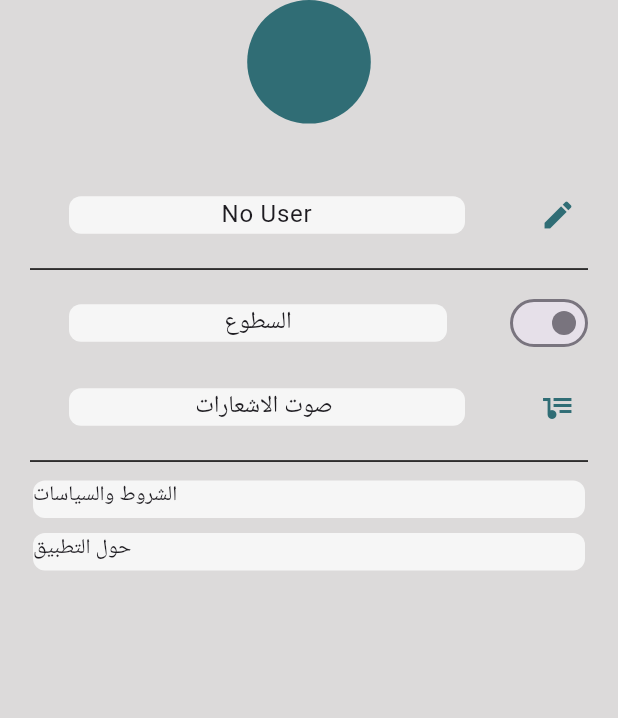
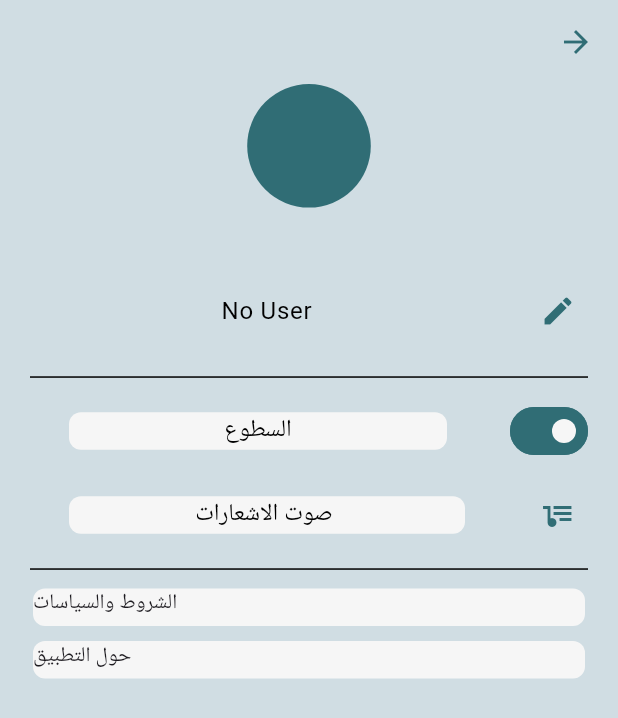
Before and after one commit to ibrahimalnagar45/MedMate, a Flutter app: the SettingsView screen opened directly, on a phone screen of 412 x 824 dp. Shown: the top 718 px of the screen. Run offline on Flutter 3.47's test engine with Material 3 defaults, Android fonts, the phone set to English and light mode, and no system bars; our stand-ins replace fl_chart, flutter_bloc, flutter_local_notifications, flutter_localization, flutter_svg, get_it and 4 more; missing offline and left inert: android_intent_plus, workmanager; accounts and stored records are empty; Roboto replaces fonts that are missing (Scada); project files that could hold a hidden picture were left out.

Commit message:
feat: Implement theming improvements; add app bar, icon button, and switch themes; update color scheme; enhance settings and user data views

```diff
--- a/lib/features/chart/data/repos/logs_repo_impl.dart
+++ b/lib/features/chart/data/repos/logs_repo_impl.dart
@@ -34,7 +34,9 @@ class LogsRepoImpl extends LogsRepo {
     List<LogModel> logs = await crud.getUserLogs(userId: userId);
     List<LogModel> todayLogs =
         logs
-            .where((log) =>    log.date.contains(DateTime.now().day.toString()))
+            .where(
+              (log) => DateTime.parse(log.date).day == (DateTime.now().day),
+            )
             .toList();
     return todayLogs;
   }
--- a/lib/features/home/presentation/views/details_view.dart
+++ b/lib/features/home/presentation/views/details_view.dart
@@ -18,6 +18,7 @@ class DetailsView extends StatelessWidget {
       appBar: CustomAppBar(
         screenName: S.current.description,
         context: context,
+        autoleading: true,
 
         // currentUser: getIt<UserCubit>().getCurrentUser(),
       ),
--- a/lib/features/home/presentation/views/widgets/custom_med_list_tile.dart
+++ b/lib/features/home/presentation/views/widgets/custom_med_list_tile.dart
@@ -99,7 +99,7 @@ class _CustomMedListTileState extends State<CustomMedListTile> {
   }
 }
 
-_medIcon(MedType medType) {
+ Widget _medIcon(MedType medType) {
   switch (medType) {
     case MedType.pill:
       return CustomMedTypeIcon(icon: ImageController.pill);
--- a/lib/features/home/presentation/views/widgets/home_view_body.dart
+++ b/lib/features/home/presentation/views/widgets/home_view_body.dart
@@ -52,7 +52,6 @@ class _HomeViewBodyState extends State<HomeViewBody> {
         ),
       ),
 
-      // backgroundColor: AppColors.grey,
       body: Padding(
         padding: const EdgeInsets.symmetric(horizontal: 10.0),
         child: BlocBuilder<MedsCubit, MedsState>(
--- a/lib/features/settings/presentaion/views/settings_view.dart
+++ b/lib/features/settings/presentaion/views/settings_view.dart
@@ -6,6 +6,14 @@ class SettingsView extends StatelessWidget {
 
   @override
   Widget build(BuildContext context) {
-    return const Scaffold(body: SafeArea(child: SettingsViewBody()));
+    return Scaffold(
+      // backgroundColor: Color(0xffD0DDE3),
+      appBar: AppBar(
+        automaticallyImplyLeading: true,
+        elevation: 0,
+        backgroundColor: Colors.transparent,
+      ),
+      body: SafeArea(child: SettingsViewBody()),
+    );
   }
 }
--- a/lib/features/settings/presentaion/views/widgets/settings_view_body.dart
+++ b/lib/features/settings/presentaion/views/widgets/settings_view_body.dart
@@ -40,6 +40,8 @@ class _SettingsViewBodyState extends State<SettingsViewBody> {
     super.initState();
   }
 
+  bool focused = false;
+
   @override
   Widget build(BuildContext context) {
     var size = MediaQuery.sizeOf(context);
@@ -55,26 +57,61 @@ class _SettingsViewBodyState extends State<SettingsViewBody> {
               radius: size.height * .05,
             ),
             SizedBox(height: size.height * .04),
+
+            // name and birthday section
             ListTile(
-              title: SettingItemWidget(
-                child: Text(
-                  '${currentUser?.name ?? 'No User'}\t\t\t\t\t\t${currentUser?.birthDayDate ?? ''} ',
-                  textAlign: TextAlign.center,
+              title: Center(
+                child: TextField(
+                  canRequestFocus: focused,
+                  autofocus: focused,
+                  selectAllOnFocus: focused,
+                  decoration: InputDecoration(
+                    border: OutlineInputBorder(borderSide: BorderSide.none),
+                    fillColor: AppColors.white,
+                    focusColor: AppColors.white,
+                    hoverColor: AppColors.white,
+                    hint: Text(
+                      '${currentUser?.name ?? 'No User'}\t\t\t\t\t\t${currentUser?.birthDayDate ?? ''} ',
+                      textAlign: TextAlign.center,
+                      style: TextStyle(color: Colors.black),
+                    ),
+                  ),
                 ),
               ),
               leading: IconButton(
                 padding: EdgeInsets.all(0),
 
-                onPressed: () {},
-                icon: Icon(Icons.edit),
+                onPressed: () {
+                  setState(() {
+                    focused = true;
+                  });
+                },
+                icon: Icon(Icons.edit, color: AppColors.blue),
               ),
             ),
 
+            // ListTile(
+            //   title: SettingItemWidget(
+            //     child: Text(
+            //       '${currentUser?.name ?? 'No User'}\t\t\t\t\t\t${currentUser?.birthDayDate ?? ''} ',
+            //       textAlign: TextAlign.center,
+            //     ),
+            //   ),
+            //   leading: IconButton(
+            //     padding: EdgeInsets.all(0),
+            //     onPressed: () {},
+            //     icon: Icon(Icons.edit),
+            //   ),
+            // ),
             Divider(endIndent: 20, indent: 20, color: Colors.black),
 
             ListTile(
               title: SettingItemWidget(
-                child: Text(S.current.theme, textAlign: TextAlign.center),
+                child: Text(
+                  S.current.theme,
+                  textAlign: TextAlign.center,
+                  style: TextStyle(color: Colors.black),
+                ),
               ),
               leading: Switch(
                 activeThumbColor: AppColors.teal,
@@ -89,12 +126,13 @@ class _SettingsViewBodyState extends State<SettingsViewBody> {
                 child: Text(
                   S.current.NotificationSound,
                   textAlign: TextAlign.center,
+                  style: TextStyle(color: Colors.black),
                 ),
               ),
               leading: IconButton(
                 padding: EdgeInsets.all(0),
                 onPressed: () {},
-                icon: Icon(Icons.queue_music),
+                icon: Icon(Icons.queue_music, color: AppColors.blue),
               ),
             ),
 
--- a/lib/utils/app_colors.dart
+++ b/lib/utils/app_colors.dart
@@ -7,13 +7,16 @@ class AppColors {
   static const Color grey = Color(0xffDCDADA);
   static const Color softPurple = Color(0xffD869C0);
 
-// Alert Colors
+  // Alert Colors
   static const Color orange = Color(0xffF87D09);
   static const Color white = Color(0xffF6F6F6);
   static const Color teal = Color(0xffA7CDCC);
 
-//Medical feel Color
+  //Medical feel Color
   static const Color blue = Color(0xff306D75);
   static const Color green = Color(0xffA8E4B1);
   static const Color red = Color(0xffDA5C53);
+
+  static const scaffoldLightBgColor = Color(0xffD0DDE3);
+  static const scaffoldDarkBgColor = Color(0xFF8FA3B0);
 }
```
Also changed, not shown: lib/core/themes/app_bar_themes.dart (added, +18 -0 lines), lib/core/themes/icon_button_themes.dart (added, +15 -0 lines), lib/core/themes/icon_themes.dart (added, +8 -0 lines), lib/core/themes/switch_themes.dart (added, +19 -0 lines), lib/core/themes/text_themes.dart (added, +24 -0 lines), lib/core/widgets/app_bar.dart (+13 -6 lines), lib/features/home/data/local_data_base/crud.dart (+4 -4 lines), lib/features/user_data/presentation/views/widgets/user_data_view_body.dart (+1 -6 lines), lib/main.dart (+61 -28 lines), 2 other files.
